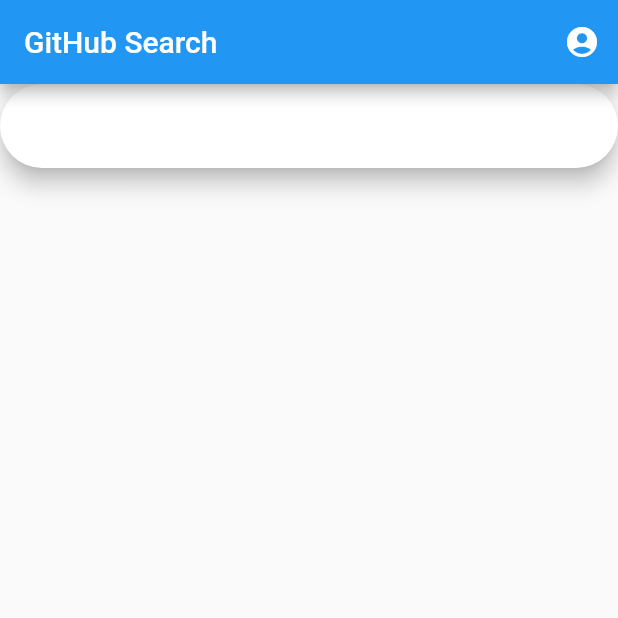
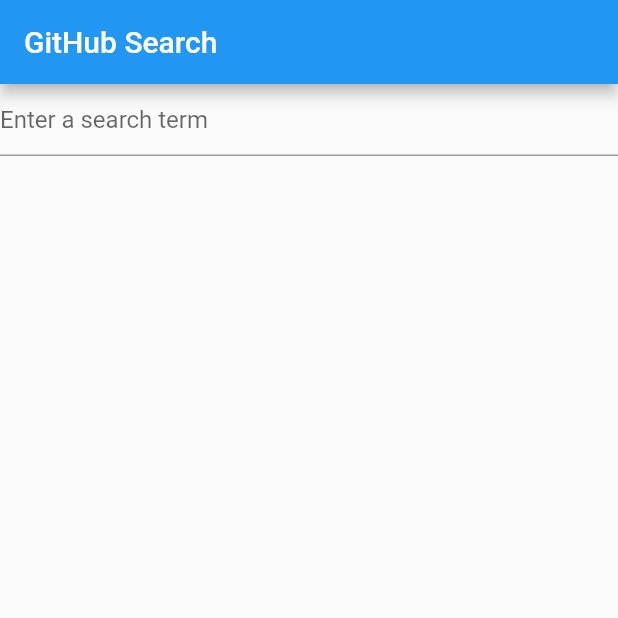
Before and after one commit to aquaman1182/GithubSearch, a Flutter app: the screen it shows after launch, on a phone screen of 412 x 824 dp, the top half of it. Run offline on Flutter 3.47's test engine with Material 2 defaults, Android fonts, the phone set to English and light mode, and no system bars.

Commit message:
Search Repository

```diff
--- a/lib/main.dart
+++ b/lib/main.dart
@@ -2,48 +2,19 @@ import 'package:anycloud_pre_training/di/github_api.dart';
 import 'package:anycloud_pre_training/view/repository_list.dart';
 import 'package:flutter/material.dart';
 import 'package:provider/provider.dart';
-void main() {
-  runApp(
-    ChangeNotifierProvider(
-      create: (ctx) => GitHubApi(),
-      child: MyApp(),
-    ),
-  );
-}
+void main() => runApp(MyApp());
 
 class MyApp extends StatelessWidget {
   @override
   Widget build(BuildContext context) {
-    return MaterialApp(
-      title: 'GitHub Search',
-      theme: ThemeData(
-        primarySwatch: Colors.blue,
-      ),
-      home: HomePage(),
-    );
-  }
-}
-
-class HomePage extends StatelessWidget {
-  @override
-  Widget build(BuildContext context) {
-    return Scaffold(
-      appBar: AppBar(
-        title: Text('GitHub Search'),
-        actions: [
-          IconButton(
-            icon: Icon(Icons.account_circle),
-            onPressed: () {
-              // Navigate to user details page
-            },
-          ),
-        ],
-      ),
-      body: Column(
-        children: [
-          SearchBar(),
-          Expanded(child: RepositoryList()),
-        ],
+    return ChangeNotifierProvider(
+      create: (context) => GitHubApi(),
+      child: MaterialApp(
+        title: 'GitHub Search',
+        theme: ThemeData(
+          primarySwatch: Colors.blue,
+        ),
+        home: MyHomePage(title: 'GitHub Search', key: Key('home-page'),),
       ),
     );
   }
--- a/lib/view/repository_list.dart
+++ b/lib/view/repository_list.dart
@@ -1,19 +1,42 @@
-import 'package:anycloud_pre_training/di/github_api.dart';
 import 'package:flutter/material.dart';
 import 'package:provider/provider.dart';
 
-class RepositoryList extends StatelessWidget {
+import '../di/github_api.dart';
+
+class MyHomePage extends StatelessWidget {
+  MyHomePage({required Key key, required this.title}) : super(key: key);
+
+  final String title;
+  final TextEditingController _controller = TextEditingController();
+
   @override
   Widget build(BuildContext context) {
-    return Consumer<GitHubApi>(
-      builder: (ctx, gitHubApi, _) => ListView.builder(
-        itemCount: gitHubApi.repositories.length,
-        itemBuilder: (ctx, i) => ListTile(
-          title: Text(gitHubApi.repositories[i]['name']),
-          onTap: () {
-            // Navigate to repository details page
-          },
-        ),
+    return Scaffold(
+      appBar: AppBar(
+        title: Text(title),
+      ),
+      body: Column(
+        children: [
+          TextField(
+            controller: _controller,
+            decoration: InputDecoration(
+              hintText: 'Enter a search term',
+            ),
+            onSubmitted: (value) {
+              Provider.of<GitHubApi>(context, listen: false).fetchRepositories(value);
+            },
+          ),
+          Expanded(
+            child: Consumer<GitHubApi>(
+              builder: (context, gitHubApi, _) => ListView.builder(
+                itemCount: gitHubApi.repositories.length,
+                itemBuilder: (ctx, i) => ListTile(
+                  title: Text(gitHubApi.repositories[i]['name']),
+                ),
+              ),
+            ),
+          ),
+        ],
       ),
     );
   }
```
Also changed, not shown: lib/di/github_api.dart (+27 -11 lines), lib/viewmodel/search_view_model.dart (deleted).
